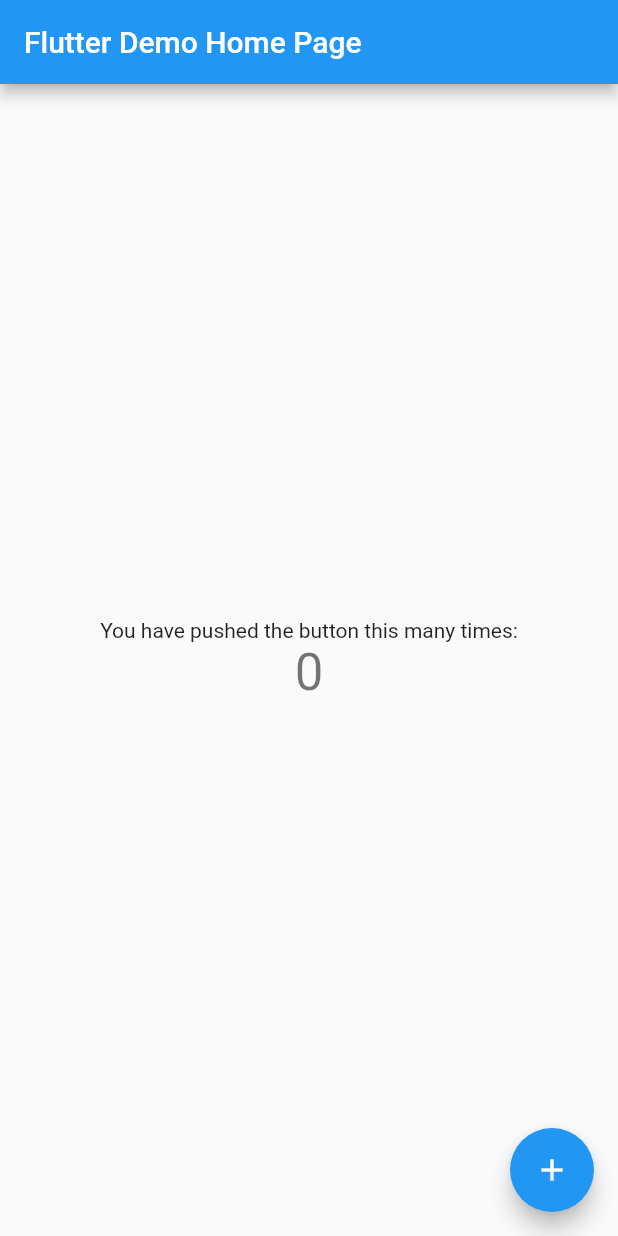
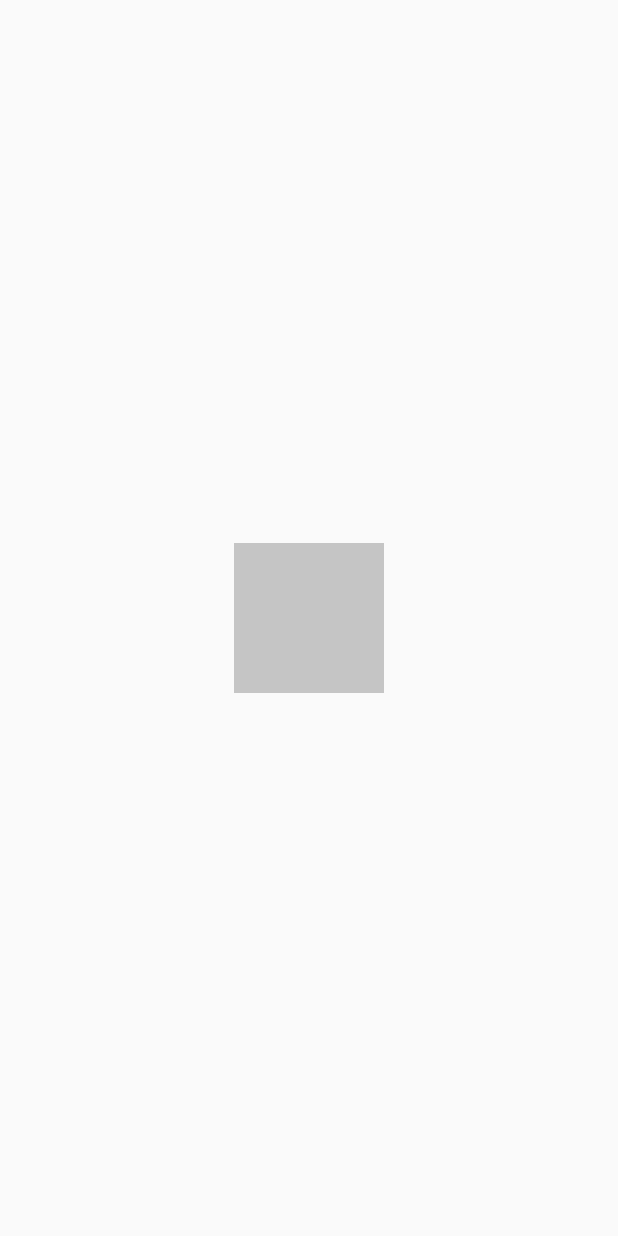
Before and after one commit to aaazlkm/design_note, a Flutter app: the screen it shows after launch, on a phone screen of 412 x 824 dp. Run offline on Flutter 3.47's test engine with Material 2 defaults, Android fonts, the phone set to English and light mode, and no system bars; our stand-ins replace simple_animations, transparent_image.

Commit message:
processing grey background

```diff
--- a/processing/example/lib/main.dart
+++ b/processing/example/lib/main.dart
@@ -1,113 +1,35 @@
 import 'package:flutter/material.dart';
+import 'package:processing/processing.dart';
 
 void main() {
-  runApp(MyApp());
+  runApp(const MyApp());
 }
 
 class MyApp extends StatelessWidget {
-  // This widget is the root of your application.
+  const MyApp({Key? key}) : super(key: key);
+
   @override
-  Widget build(BuildContext context) {
-    return MaterialApp(
+  Widget build(BuildContext context) => MaterialApp(
         title: 'Flutter Demo',
         theme: ThemeData(
-        // This is the theme of your application.
-        //
-        // Try running your application with "flutter run". You'll see the
-        // application has a blue toolbar. Then, without quitting the app, try
-        // changing the primarySwatch below to Colors.green and then invoke
-        // "hot reload" (press "r" in the console where you ran "flutter run",
-        // or simply save your changes to "hot reload" in a Flutter IDE).
-        // Notice that the counter didn't reset back to zero; the application
-        // is not restarted.
           primarySwatch: Colors.blue,
         ),
-      home: MyHomePage(title: 'Flutter Demo Home Page'),
+        home: const Page(),
       );
 }
-}
 
-class MyHomePage extends StatefulWidget {
-  MyHomePage({Key? key, required this.title}) : super(key: key);
-
-  // This widget is the home page of your application. It is stateful, meaning
-  // that it has a State object (defined below) that contains fields that affect
-  // how it looks.
-
-  // This class is the configuration for the state. It holds the values (in this
-  // case the title) provided by the parent (in this case the App widget) and
-  // used by the build method of the State. Fields in a Widget subclass are
-  // always marked "final".
-
-  final String title;
+class Page extends StatelessWidget {
+  const Page({Key? key}) : super(key: key);
 
   @override
-  _MyHomePageState createState() => _MyHomePageState();
-}
-
-class _MyHomePageState extends State<MyHomePage> {
-  int _counter = 0;
-
-  void _incrementCounter() {
-    setState(() {
-      // This call to setState tells the Flutter framework that something has
-      // changed in this State, which causes it to rerun the build method below
-      // so that the display can reflect the updated values. If we changed
-      // _counter without calling setState(), then the build method would not be
-      // called again, and so nothing would appear to happen.
-      _counter++;
-    });
-  }
-
-  @override
-  Widget build(BuildContext context) {
-    // This method is rerun every time setState is called, for instance as done
-    // by the _incrementCounter method above.
-    //
-    // The Flutter framework has been optimized to make rerunning build methods
-    // fast, so that you can just rebuild anything that needs updating rather
-    // than having to individually change instances of widgets.
-    return Scaffold(
-      appBar: AppBar(
-        // Here we take the value from the MyHomePage object that was created by
-        // the App.build method, and use it to set our appbar title.
-        title: Text(widget.title),
-      ),
+  Widget build(BuildContext context) => Scaffold(
         body: Center(
-        // Center is a layout widget. It takes a single child and positions it
-        // in the middle of the parent.
-        child: Column(
-          // Column is also a layout widget. It takes a list of children and
-          // arranges them vertically. By default, it sizes itself to fit its
-          // children horizontally, and tries to be as tall as its parent.
-          //
-          // Invoke "debug painting" (press "p" in the console, choose the
-          // "Toggle Debug Paint" action from the Flutter Inspector in Android
-          // Studio, or the "Toggle Debug Paint" command in Visual Studio Code)
-          // to see the wireframe for each widget.
-          //
-          // Column has various properties to control how it sizes itself and
-          // how it positions its children. Here we use mainAxisAlignment to
-          // center the children vertically; the main axis here is the vertical
-          // axis because Columns are vertical (the cross axis would be
-          // horizontal).
-          mainAxisAlignment: MainAxisAlignment.center,
-          children: <Widget>[
-            Text(
-              'You have pushed the button this many times:',
-            ),
-            Text(
-              '$_counter',
-              style: Theme.of(context).textTheme.headline4,
-            ),
-          ],
+          child: SizedBox.fromSize(
+            size: const Size.square(100),
+            child: Processing(
+              sketch: Sketch.simple(),
             ),
           ),
-      floatingActionButton: FloatingActionButton(
-        onPressed: _incrementCounter,
-        tooltip: 'Increment',
-        child: Icon(Icons.add),
-      ), // This trailing comma makes auto-formatting nicer for build methods.
+        ),
       );
 }
-}
--- a/processing/lib/src/_core.dart
+++ b/processing/lib/src/_core.dart
@@ -27,6 +27,11 @@
   final Function(Sketch)? _setup;
 
   final Function(Sketch)? _draw;
+
+  void _doOnSetup() {
+    background(color: const Color(0xffC5C5C5));
+    setup();
+  }
 
   void setup() {
     _setup?.call(this);
@@ -60,7 +65,7 @@
     sketch
       ..canvas = canvas
       ..size = size
-      ..setup()
+      .._doOnSetup()
       ..draw();
   }
 
```
Lines whose indentation alone changed are shown as unchanged.
